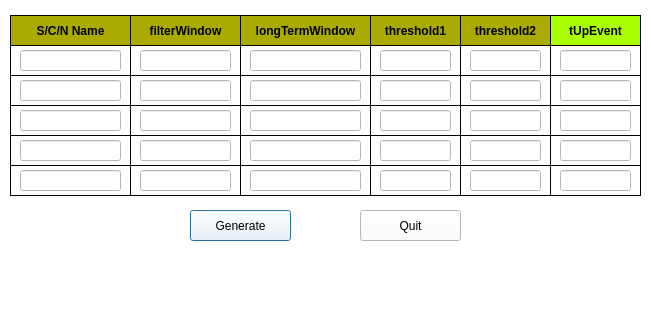
Before: the Qt Designer form filterpicker.ui in hayoungdaddy/KGminer_QT, drawn with Qt 5; both pictures show x 0 to 651 and y 0 to 320 of the 651 by 603 pixel window.
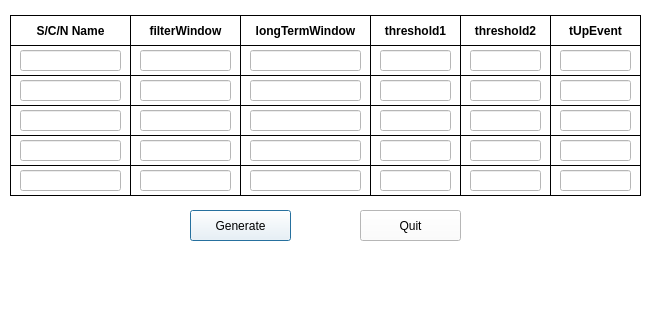
After: the same form once the commit is applied.

```diff
--- a/filterpicker.ui
+++ b/filterpicker.ui
@@ -471,10 +471,6 @@
      <bold>true</bold>
     </font>
    </property>
-   <property name="styleSheet">
-    <string notr="true">background-color: rgb(170, 255, 255);
-background-color: rgb(170, 170, 0);</string>
-   </property>
    <property name="frameShape">
     <enum>QFrame::Box</enum>
    </property>
@@ -507,8 +503,7 @@
     </font>
    </property>
    <property name="styleSheet">
-    <string notr="true">background-color: rgb(170, 255, 255);
-background-color: rgb(170, 170, 0);</string>
+    <string notr="true"/>
    </property>
    <property name="frameShape">
     <enum>QFrame::Box</enum>
@@ -568,8 +563,7 @@
     </font>
    </property>
    <property name="styleSheet">
-    <string notr="true">background-color: rgb(170, 255, 255);
-background-color: rgb(170, 170, 0);</string>
+    <string notr="true"/>
    </property>
    <property name="frameShape">
     <enum>QFrame::Box</enum>
@@ -625,8 +619,7 @@
     </font>
    </property>
    <property name="styleSheet">
-    <string notr="true">background-color: rgb(170, 255, 255);
-background-color: rgb(170, 170, 0);</string>
+    <string notr="true"/>
    </property>
    <property name="frameShape">
     <enum>QFrame::Box</enum>
@@ -792,8 +785,7 @@
     </font>
    </property>
    <property name="styleSheet">
-    <string notr="true">background-color: rgb(170, 255, 255);
-background-color: rgb(170, 170, 0);</string>
+    <string notr="true"/>
    </property>
    <property name="frameShape">
     <enum>QFrame::Box</enum>
@@ -1763,8 +1755,7 @@
     </font>
    </property>
    <property name="styleSheet">
-    <string notr="true">background-color: rgb(170, 170, 0);
-background-color: rgb(170, 255, 0);</string>
+    <string notr="true"/>
    </property>
    <property name="frameShape">
     <enum>QFrame::Box</enum>
```
